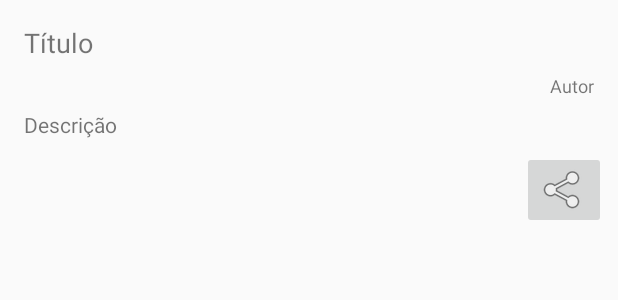
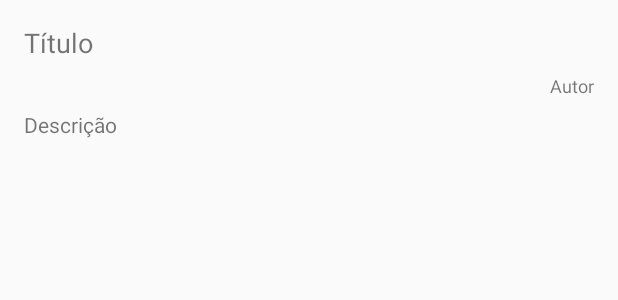
Before and after one commit to angelelouise/imd0033, an Android app: the layout adapter_postagem.xml on its own in the app's theme, with its tools: preview values and no code run, on a phone screen of 412 x 824 dp. Shown: the top 300 px of the screen. Run offline under Robolectric (Android 15) with nearby library versions, the phone set to English and light mode, and no system bars.

Commit message:
tirei o botão de compartilhar

```diff
--- a/app/src/main/java/com/example/angele/imd0033/view/PostagemAdapter.java
+++ b/app/src/main/java/com/example/angele/imd0033/view/PostagemAdapter.java
@@ -85,7 +85,7 @@ public class PostagemAdapter extends RecyclerView.Adapter<PostagemAdapter.Postag
             viewDescricao = itemView.findViewById(R.id.textDescricao);
             //viewComponente = itemView.findViewById();
             viewAutor = itemView.findViewById(R.id.textAutor);
-            viewShare= itemView.findViewById(R.id.imageButtonShare);
+            //viewShare= itemView.findViewById(R.id.imageButtonShare);
         }
     }
 }
--- a/app/src/main/res/layout/adapter_postagem.xml
+++ b/app/src/main/res/layout/adapter_postagem.xml
@@ -42,18 +42,7 @@
             app:layout_constraintEnd_toEndOf="parent"
             app:layout_constraintTop_toBottomOf="@+id/textTitulo" />
 
-        <ImageButton
-            android:id="@+id/imageButtonShare"
-            android:layout_width="wrap_content"
-            android:layout_height="wrap_content"
-            android:layout_marginBottom="8dp"
-            android:layout_marginEnd="8dp"
-            android:layout_marginTop="8dp"
-            android:onClick="share"
-            app:layout_constraintBottom_toBottomOf="parent"
-            app:layout_constraintEnd_toEndOf="parent"
-            app:layout_constraintTop_toBottomOf="@+id/textDescricao"
-            app:srcCompat="@android:drawable/ic_menu_share" />
+
     </android.support.constraint.ConstraintLayout>
 
 </LinearLayout>
```
